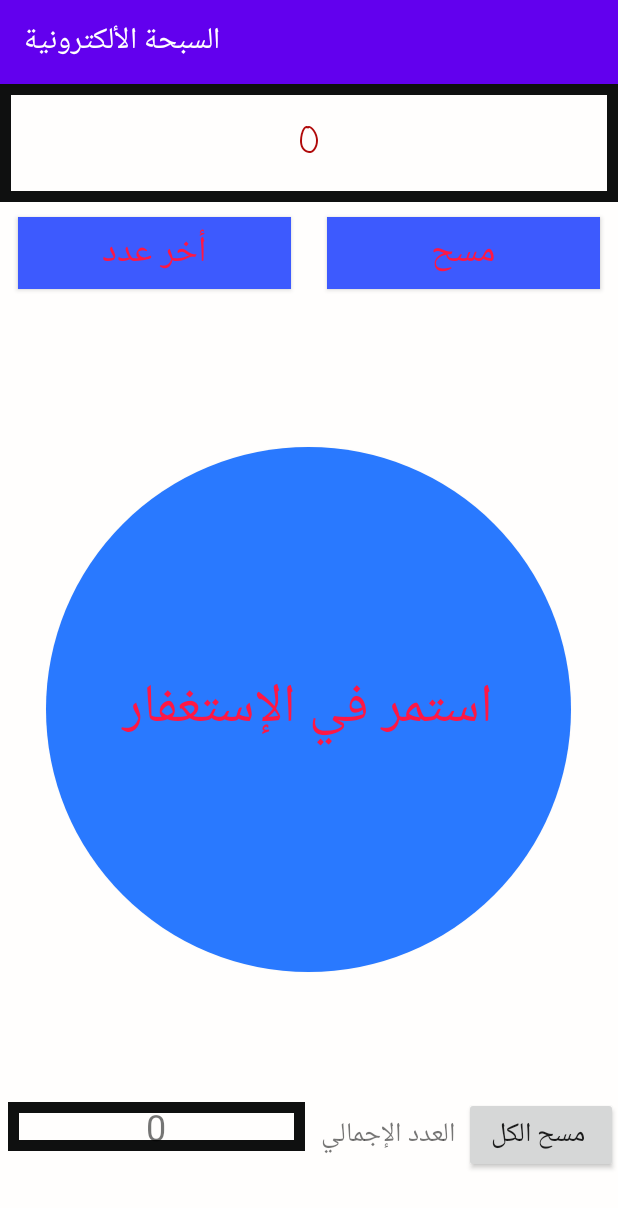
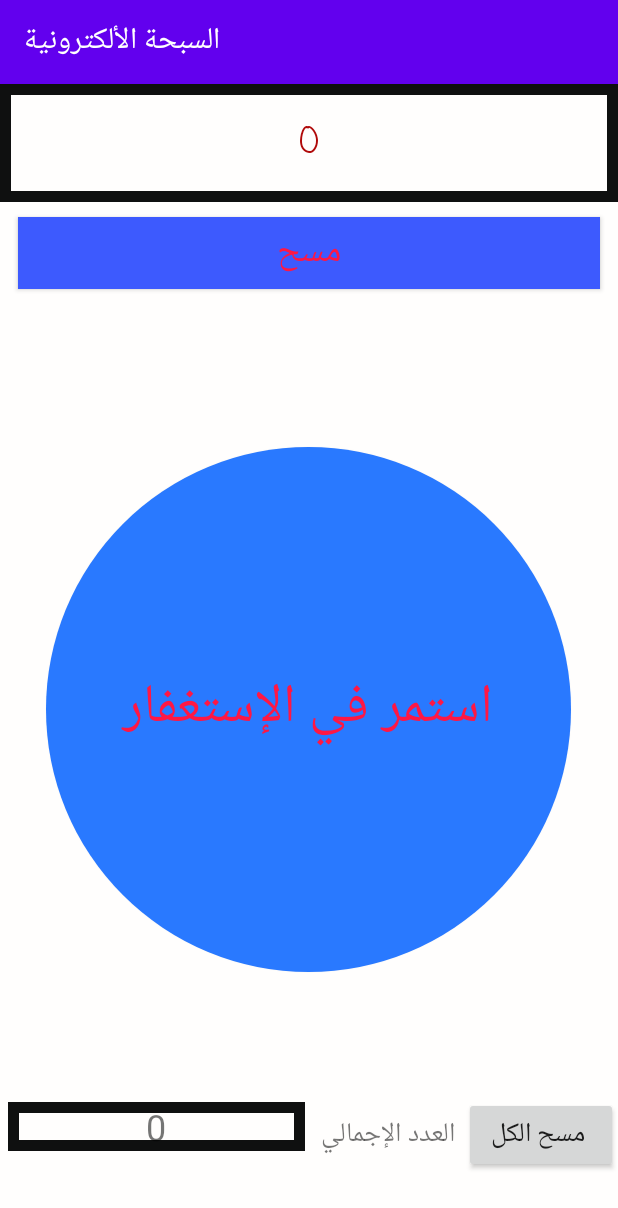
Before and after one commit to Abdall561/sebhaa, an Android app: the screen it shows after launch (MainActivity), on a phone screen of 412 x 824 dp. Shown: the top 1208 px of the screen. Run offline under Robolectric (Android 15) with nearby library versions, the phone set to English and light mode, and no system bars; our stand-ins replace data binding.

Commit message:
delete 2 lines

```diff
--- a/app/src/main/res/layout/activity_main.xml
+++ b/app/src/main/res/layout/activity_main.xml
@@ -1,16 +1,13 @@
 <?xml version="1.0" encoding="utf-8"?>
 <layout xmlns:android="http://schemas.android.com/apk/res/android"
-    xmlns:app="http://schemas.android.com/apk/res-auto"
-    xmlns:tools="http://schemas.android.com/tools"
->
+    xmlns:tools="http://schemas.android.com/tools">
 
     <LinearLayout
         android:layout_width="match_parent"
         android:layout_height="match_parent"
         android:background="#FFFEFD"
         android:orientation="vertical"
-        tools:context=".MainActivity"
-        >
+        tools:context=".MainActivity">
 
         <LinearLayout
             android:layout_width="match_parent"
@@ -40,18 +37,6 @@
                 android:layout_weight="1"
                 android:orientation="horizontal">
 
-                <Button
-                    android:id="@+id/button4"
-                    android:layout_width="wrap_content"
-                    android:layout_height="wrap_content"
-                    android:layout_marginLeft="12dp"
-                    android:layout_marginTop="10dp"
-                    android:layout_marginRight="12dp"
-                    android:layout_weight="1"
-                    android:background="#3D5AFE"
-                    android:text="أخر عدد"
-                    android:textColor="#FF1744"
-                    android:textSize="24sp" />
 
                 <Button
                     android:id="@+id/clear_current"
```
